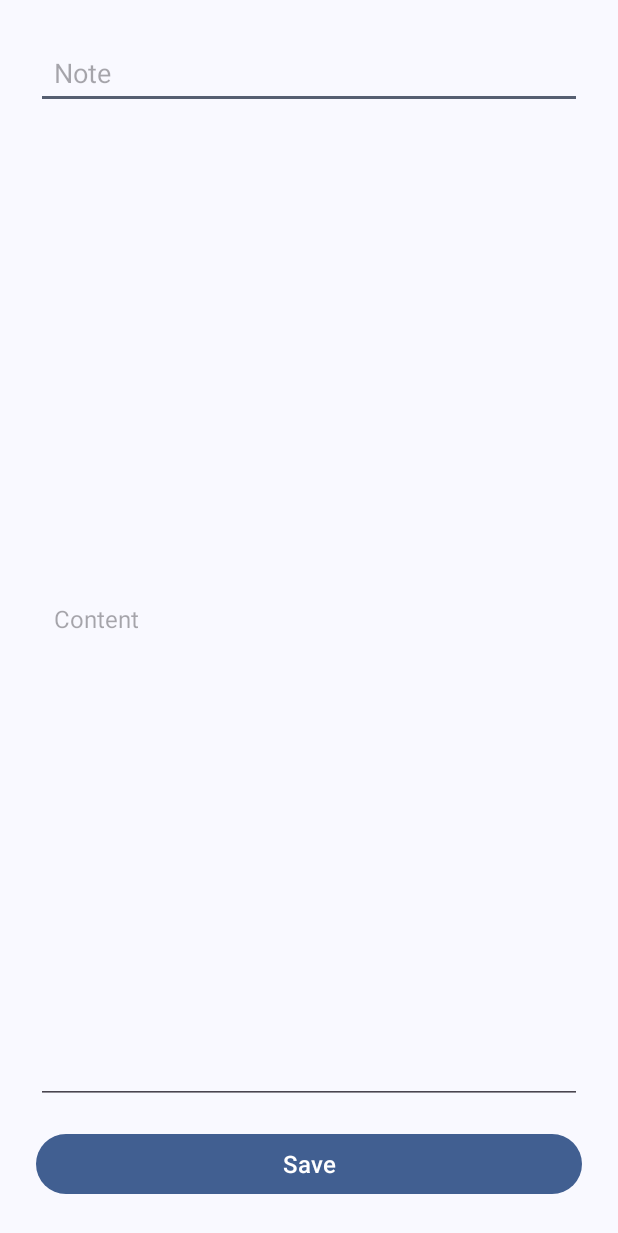
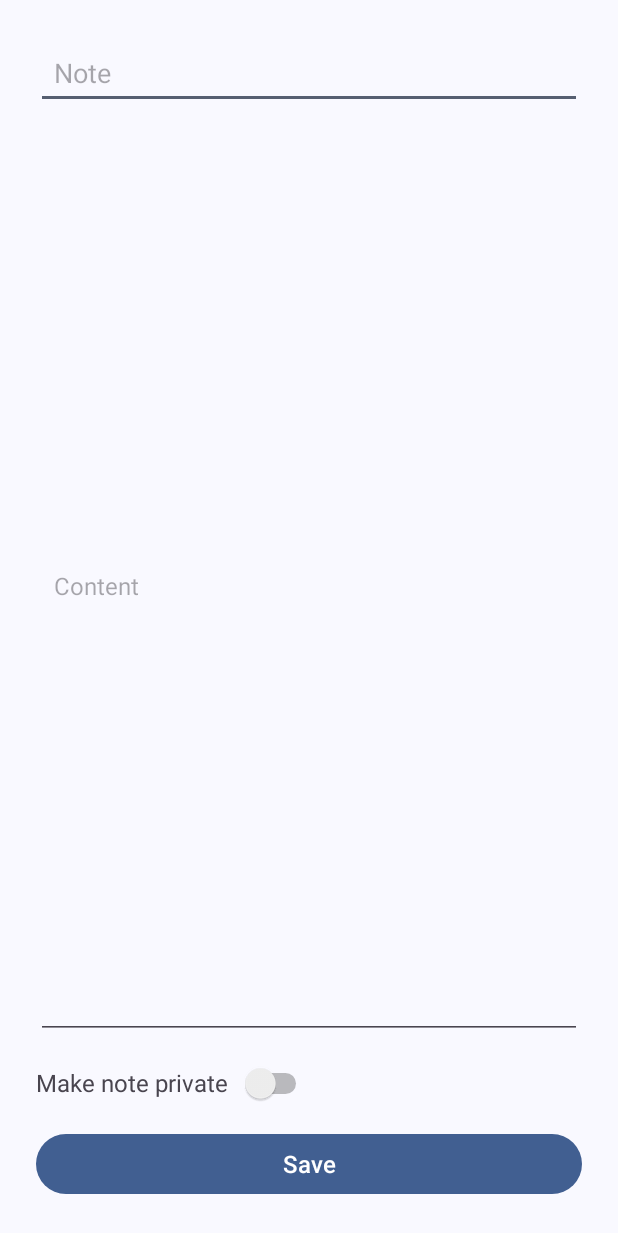
Before and after one commit to olilopez5/ToDoList, an Android app: the layout activity_note.xml on its own in the app's theme, with its tools: preview values and no code run, on a phone screen of 412 x 824 dp. Shown: the top 1233 px of the screen. Run offline under Robolectric (Android 15) with nearby library versions, the phone set to English and light mode, and no system bars.

Commit message:
wip private notes

```diff
--- a/app/build.gradle.kts
+++ b/app/build.gradle.kts
@@ -41,6 +41,7 @@ android {
 
 dependencies {
 
+    implementation (libs.material.v180)
 
     implementation(libs.androidx.core.ktx)
     implementation(libs.androidx.appcompat)
--- a/app/src/main/res/layout/activity_note.xml
+++ b/app/src/main/res/layout/activity_note.xml
@@ -1,4 +1,5 @@
 <?xml version="1.0" encoding="utf-8"?>
+
 <LinearLayout xmlns:android="http://schemas.android.com/apk/res/android"
     xmlns:tools="http://schemas.android.com/tools"
     android:id="@+id/main"
@@ -29,6 +30,43 @@
         android:padding="12dp"
         android:inputType="textMultiLine"/>
 
+    <!-- Opción para hacer la nota privada -->
+    <LinearLayout
+        android:orientation="horizontal"
+        android:layout_width="match_parent"
+        android:layout_height="wrap_content"
+        android:layout_marginTop="16dp">
+
+        <TextView
+            android:layout_width="wrap_content"
+            android:layout_height="wrap_content"
+            android:text="Make note private"
+            android:textSize="16sp"
+            android:layout_marginEnd="8dp"
+            android:gravity="center_vertical"/>
+
+        <Switch
+            android:id="@+id/privateNoteSwitch"
+            android:layout_width="wrap_content"
+            android:layout_height="wrap_content"/>
+    </LinearLayout>
+
+    <!-- Campo para la contraseña (solo visible si el Switch está activado) -->
+    <com.google.android.material.textfield.TextInputLayout
+        android:id="@+id/passwordInputLayout"
+        android:layout_width="match_parent"
+        android:layout_height="wrap_content"
+        android:layout_marginTop="16dp"
+        android:visibility="gone">
+        <EditText
+            android:id="@+id/passwordEditText"
+            android:layout_width="match_parent"
+            android:layout_height="wrap_content"
+            android:hint="Enter Password"
+            android:textSize="16sp"
+            android:inputType="textPassword"/>
+    </com.google.android.material.textfield.TextInputLayout>
+
 
     <Button
         android:id="@+id/saveNoteButton"
--- a/app/src/main/res/layout/item_task.xml
+++ b/app/src/main/res/layout/item_task.xml
@@ -11,7 +11,7 @@
         android:layout_height="wrap_content"/>
 
     <TextView
-        android:id="@+id/NoteTextView"
+        android:id="@+id/titleTextView"
         android:layout_width="300dp"
         android:layout_height="wrap_content"
         android:text="Task 1" />
--- a/gradle/libs.versions.toml
+++ b/gradle/libs.versions.toml
@@ -9,6 +9,7 @@ appcompat = "1.7.0"
 material = "1.12.0"
 activity = "1.10.1"
 constraintlayout = "2.2.1"
+materialVersion = "1.8.0"
 
 [libraries]
 androidx-core-ktx = { group = "androidx.core", name = "core-ktx", version.ref = "coreKtx" }
@@ -19,6 +20,7 @@ androidx-appcompat = { group = "androidx.appcompat", name = "appcompat", version
 material = { group = "com.google.android.material", name = "material", version.ref = "material" }
 androidx-activity = { group = "androidx.activity", name = "activity", version.ref = "activity" }
 androidx-constraintlayout = { group = "androidx.constraintlayout", name = "constraintlayout", version.ref = "constraintlayout" }
+material-v180 = { module = "com.google.android.material:material", version.ref = "materialVersion" }
 
 [plugins]
 android-application = { id = "com.android.application", version.ref = "agp" }
```
Also changed, not shown: app/src/main/java/com/example/todolist/activities/MainActivity.kt (+3 -5 lines), app/src/main/java/com/example/todolist/activities/NoteActivity.kt (+88 -3 lines), app/src/main/java/com/example/todolist/adapter/NoteAdapter.kt (+5 -4 lines), app/src/main/res/layout/item_note.xml (+29 -21 lines).
